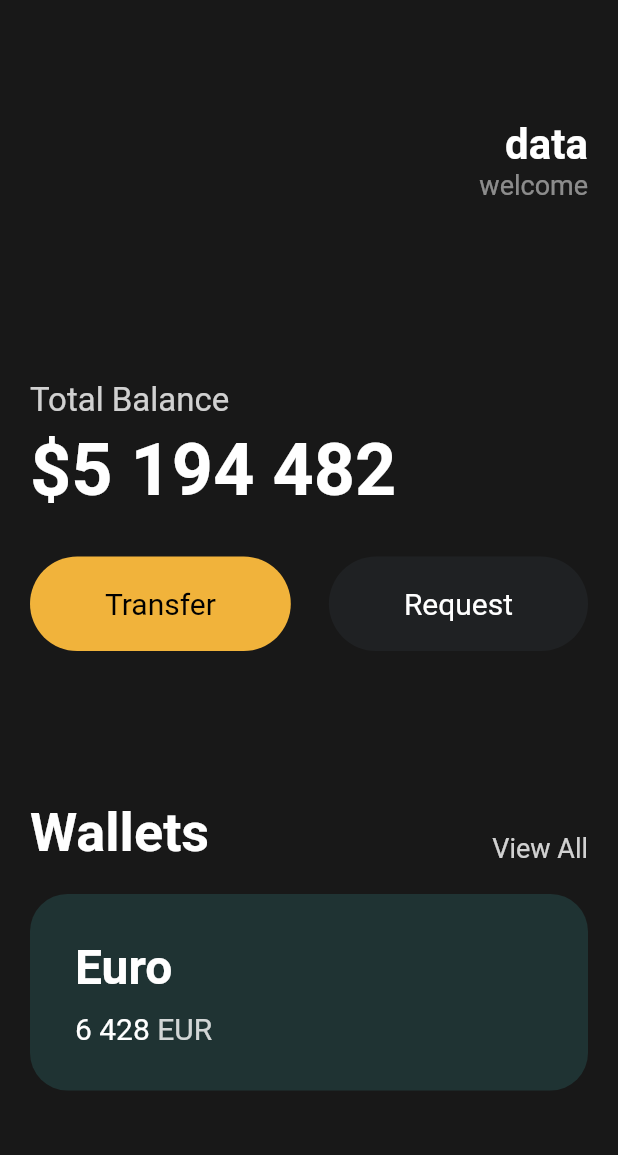
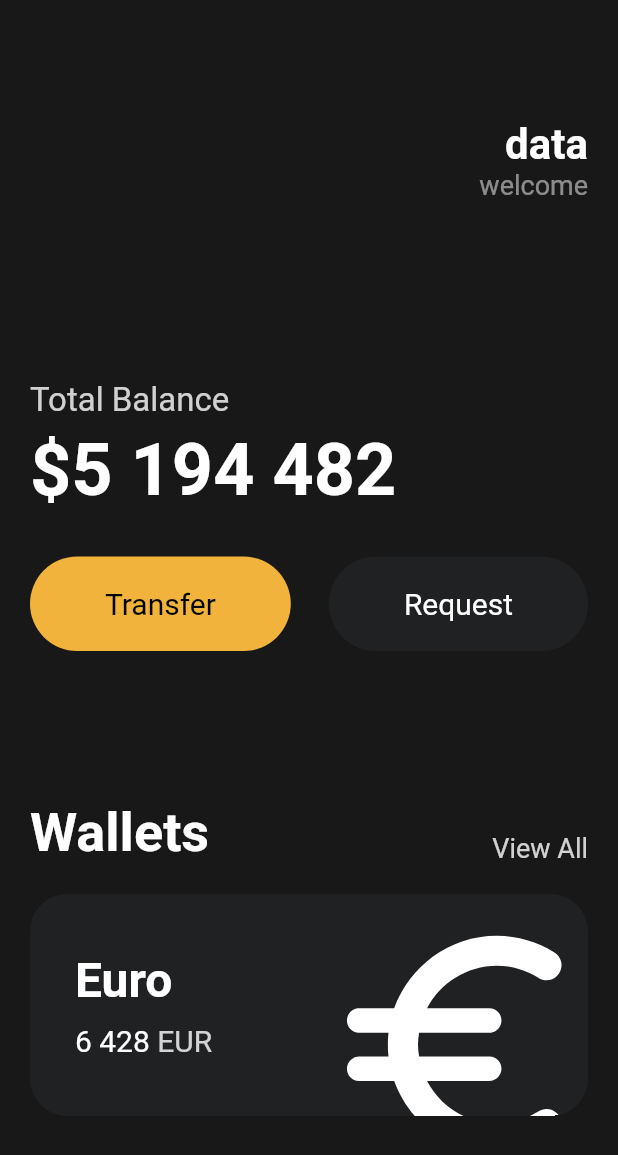
Before and after one commit to sh6137/flutter_study, a Flutter app: the screen it shows after launch, on a phone screen of 412 x 824 dp. Shown: the top 1155 px of the screen. Run offline on Flutter 3.47's test engine with Material 2 defaults, Android fonts, the phone set to English and light mode, and no system bars.

Commit message:
create : cards

```diff
--- a/lib/main.dart
+++ b/lib/main.dart
@@ -113,12 +113,14 @@ class MyApp extends StatelessWidget {
                 height: 20,
               ),
               Container(
+                clipBehavior: Clip.hardEdge,
                 decoration: BoxDecoration(
-                    color: const Color(0xff1f3333),
+                    color: const Color(0xff1f2123),
                     borderRadius: BorderRadius.circular(25)),
                 child: Padding(
                   padding: const EdgeInsets.all(30),
                   child: Row(
+                    mainAxisAlignment: MainAxisAlignment.spaceBetween,
                     children: [
                       Column(
                         crossAxisAlignment: CrossAxisAlignment.start,
@@ -143,7 +145,7 @@ class MyApp extends StatelessWidget {
                                   fontSize: 20,
                                 ),
                               ),
-                              SizedBox(
+                              const SizedBox(
                                 width: 5,
                               ),
                               Text(
@@ -157,6 +159,18 @@ class MyApp extends StatelessWidget {
                           ),
                         ],
                       ),
+                      Transform.scale(
+                        scale: 2.2,
+                        child: Transform.translate(
+                          offset: const Offset(-5,12),
+                          child: const Icon(
+                            Icons.euro_rounded,
+                            color: Colors.white,
+                            size: 88,
+                          ),
+                        ),
+                      ),
+
                     ],
                   ),
                 ),
```
